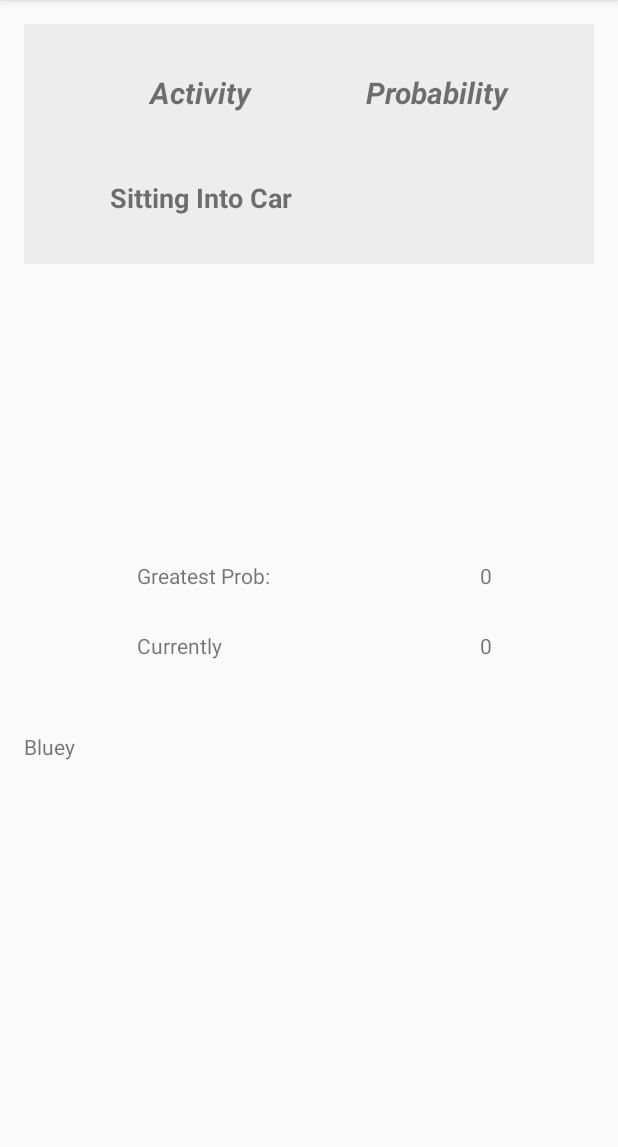
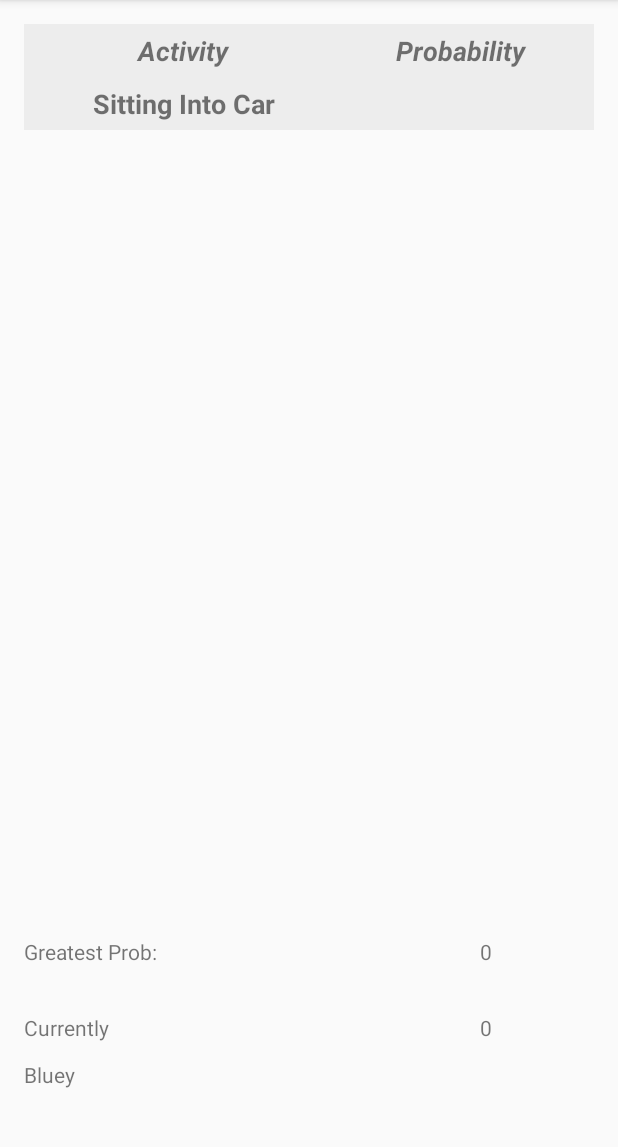
Before and after one commit to robmcelhinney/phone-block, an Android app: the screen it shows after launch (MainActivity), on a phone screen of 412 x 824 dp, the part 84-1231 px from its top. Run offline under Robolectric (Android 15) with nearby library versions, the phone set to English and light mode, and no system bars; 3 statements that could not run were skipped.

```diff
--- a/app/build.gradle
+++ b/app/build.gradle
@@ -34,7 +34,7 @@ dependencies {
     })
     compile 'com.android.support:appcompat-v7:25.4.0'
     compile 'com.android.support:mediarouter-v7:25.4.0'
-    compile 'com.android.support:animated=verctor-drawable:25.4.0'
+    compile 'com.android.support:animated-vector-drawable:25.4.0'
     compile 'com.android.support.constraint:constraint-layout:1.0.2'
     compile 'com.google.android.gms:play-services:11.8.0'
     testCompile 'junit:junit:4.12'
--- a/app/src/main/AndroidManifest.xml
+++ b/app/src/main/AndroidManifest.xml
@@ -3,6 +3,10 @@
     package="com.example.rob.FYPDrivingApp">
 
     <uses-feature android:name="android.hardware.sensor.accelerometer" android:required="true" />
+
+    <supports-screens
+        android:normalScreens="true"
+        android:smallScreens="true" />
 
     <application
         android:allowBackup="true"
@@ -22,6 +26,7 @@
 
         <service android:name="com.example.rob.FYPDrivingApp.ActivityRecognizedService" />
     </application>
+
     <uses-permission android:name="com.google.android.gms.permission.ACTIVITY_RECOGNITION" />
     <uses-permission android:name="android.permission.ACCESS_NOTIFICATION_POLICY" />
     <uses-permission android:name="android.permission.ACCESS_COARSE_LOCATION"/>
--- a/app/src/main/res/layout/activity_main.xml
+++ b/app/src/main/res/layout/activity_main.xml
@@ -16,20 +16,19 @@
         android:id="@+id/textView2" />
 
     <TableLayout xmlns:android="http://schemas.android.com/apk/res/android"
+        android:id="@+id/tableLayout"
         android:layout_width="match_parent"
         android:layout_height="wrap_content"
+        android:layout_alignParentStart="true"
+        android:layout_alignParentTop="true"
         android:background="#ededed"
-        android:padding="10dp"
-        tools:context="io.github.introml.activityrecognition.MainActivity"
-        android:layout_alignParentTop="true"
-        android:layout_alignParentStart="true"
-        android:id="@+id/tableLayout">
+        android:clipToPadding="false">
 
         <TableRow
             android:id="@+id/title_row"
             android:layout_width="match_parent"
             android:layout_height="match_parent"
-            android:padding="22dp"
+            android:padding="5dp"
             android:textAlignment="center">
 
             <TextView
@@ -37,7 +36,7 @@
                 android:layout_weight="1"
                 android:text="@string/activity"
                 android:textAlignment="center"
-                android:textSize="20sp"
+                android:textSize="18sp"
                 android:textStyle="bold|italic" />
 
             <TextView
@@ -45,7 +44,7 @@
                 android:layout_weight="1"
                 android:text="@string/probability"
                 android:textAlignment="center"
-                android:textSize="20sp"
+                android:textSize="18sp"
                 android:textStyle="bold|italic" />
         </TableRow>
 
@@ -53,72 +52,73 @@
             android:id="@+id/tableRow"
             android:layout_width="match_parent"
             android:layout_height="match_parent"
-            android:padding="22dp" >
+            android:padding="5dp">
 
             <TextView
                 android:id="@+id/textView3"
+                android:layout_width="wrap_content"
+                android:layout_height="wrap_content"
                 android:layout_weight="1"
                 android:text="@string/sittingcar"
                 android:textAlignment="center"
                 android:textSize="18sp"
-                android:textStyle="bold"
-                android:layout_width="wrap_content"
-                android:layout_height="wrap_content" />
+                android:textStyle="bold" />
 
             <TextView
                 android:id="@+id/sittingcar_prob"
+                android:layout_width="wrap_content"
+                android:layout_height="wrap_content"
                 android:layout_weight="1"
                 android:textAlignment="center"
-                android:textSize="18sp"
-                android:layout_width="wrap_content"
-                android:layout_height="wrap_content" />
+                android:textSize="18sp" />
         </TableRow>
     </TableLayout>
 
     <TextView
+        android:id="@+id/textView4"
         android:layout_width="wrap_content"
         android:layout_height="wrap_content"
-        android:text="Greatest Prob:"
-        android:id="@+id/textView4"
-        android:layout_centerVertical="true"
-        android:layout_toEndOf="@+id/textView2" />
+        android:layout_above="@+id/currText"
+        android:layout_alignParentStart="true"
+        android:layout_marginBottom="31dp"
+        android:text="Greatest Prob:" />
 
     <TextView
+        android:id="@+id/greatestProb"
         android:layout_width="wrap_content"
         android:layout_height="wrap_content"
-        android:id="@+id/greatestProb"
+        android:layout_alignEnd="@+id/tableLayout"
+        android:layout_alignTop="@+id/textView4"
         android:layout_marginEnd="68dp"
-        android:text="0"
-        android:layout_alignTop="@+id/textView4"
-        android:layout_alignEnd="@+id/tableLayout" />
+        android:text="0" />
 
     <TextView
+        android:id="@+id/CurrentlyText"
         android:layout_width="wrap_content"
         android:layout_height="wrap_content"
-        android:text="Currently"
-        android:id="@+id/CurrentlyText"
-        android:layout_alignTop="@+id/currText"
-        android:layout_toEndOf="@+id/textView2" />
+        android:layout_alignBaseline="@+id/currText"
+        android:layout_alignBottom="@+id/currText"
+        android:layout_alignParentStart="true"
+        android:text="Currently" />
 
     <TextView
+        android:id="@+id/currText"
         android:layout_width="wrap_content"
         android:layout_height="wrap_content"
-        android:text="0"
-        android:id="@+id/currText"
-        android:layout_marginTop="27dp"
-        android:layout_alignEnd="@+id/tableLayout"
+        android:layout_alignBottom="@+id/BTtextView"
+        android:layout_alignParentEnd="true"
         android:layout_alignStart="@+id/greatestProb"
-        android:layout_below="@+id/textView4" />
+        android:layout_marginBottom="31dp"
+        android:text="0" />
 
     <TextView
-        android:layout_width="20dp"
-        android:layout_height="20dp"
-        android:text="Bluey"
         android:id="@+id/BTtextView"
-        android:layout_marginTop="48dp"
-        android:layout_below="@+id/CurrentlyText"
-        android:layout_alignEnd="@+id/currText"
-        android:layout_toEndOf="@+id/CurrentlyText"
-        android:layout_alignParentStart="true" />
+        android:layout_width="wrap_content"
+        android:layout_height="wrap_content"
+        android:layout_alignParentBottom="true"
+        android:layout_alignParentEnd="true"
+        android:layout_alignParentStart="true"
+        android:layout_marginBottom="26dp"
+        android:text="Bluey" />
 
 </RelativeLayout>
--- a/build.gradle
+++ b/build.gradle
@@ -17,6 +17,9 @@ allprojects {
     repositories {
         jcenter()
         google()
+        maven {
+            url "https://maven.google.com"
+        }
     }
 }
 
```
Also changed, not shown: app/src/main/java/com/example/rob/FYPDrivingApp/ActivityRecognizedService.java (+3 -18 lines), app/src/main/java/com/example/rob/FYPDrivingApp/MainActivity.java (+107 -38 lines).
